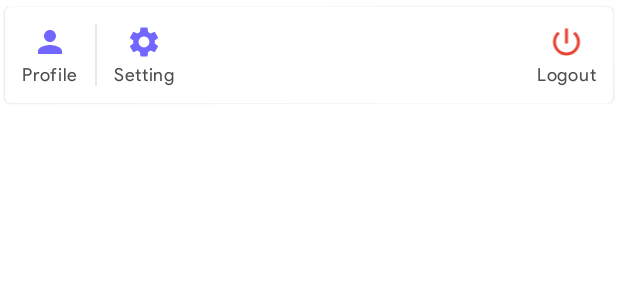
After one commit to pravinkakde003/SMART, an Android app: the layout profile_menu_items.xml on its own in the app's theme, with its tools: preview values and no code run, on a phone screen of 412 x 824 dp. The commit adds this screen. Shown: the top 300 px of the screen. Run offline under Robolectric (Android 15) with nearby library versions, the phone set to English and light mode, and no system bars.

Commit message:
Completed Dashboard profile menu options

```diff
--- /dev/null
+++ b/app/src/main/res/drawable/ic_baseline_close_24.xml
@@ -0,0 +1,5 @@
+<vector android:height="24dp" android:tint="#000000"
+    android:viewportHeight="24" android:viewportWidth="24"
+    android:width="24dp" xmlns:android="http://schemas.android.com/apk/res/android">
+    <path android:fillColor="@android:color/white" android:pathData="M19,6.41L17.59,5 12,10.59 6.41,5 5,6.41 10.59,12 5,17.59 6.41,19 12,13.41 17.59,19 19,17.59 13.41,12z"/>
+</vector>
--- /dev/null
+++ b/app/src/main/res/drawable/ic_baseline_power_settings_new_24.xml
@@ -0,0 +1,5 @@
+<vector android:height="24dp" android:tint="#000000"
+    android:viewportHeight="24" android:viewportWidth="24"
+    android:width="24dp" xmlns:android="http://schemas.android.com/apk/res/android">
+    <path android:fillColor="@android:color/white" android:pathData="M13,3h-2v10h2L13,3zM17.83,5.17l-1.42,1.42C17.99,7.86 19,9.81 19,12c0,3.87 -3.13,7 -7,7s-7,-3.13 -7,-7c0,-2.19 1.01,-4.14 2.58,-5.42L6.17,5.17C4.23,6.82 3,9.26 3,12c0,4.97 4.03,9 9,9s9,-4.03 9,-9c0,-2.74 -1.23,-5.18 -3.17,-6.83z"/>
+</vector>
--- /dev/null
+++ b/app/src/main/res/drawable/ic_baseline_settings_24.xml
@@ -0,0 +1,5 @@
+<vector android:height="24dp" android:tint="#000000"
+    android:viewportHeight="24" android:viewportWidth="24"
+    android:width="24dp" xmlns:android="http://schemas.android.com/apk/res/android">
+    <path android:fillColor="@android:color/white" android:pathData="M19.14,12.94c0.04,-0.3 0.06,-0.61 0.06,-0.94c0,-0.32 -0.02,-0.64 -0.07,-0.94l2.03,-1.58c0.18,-0.14 0.23,-0.41 0.12,-0.61l-1.92,-3.32c-0.12,-0.22 -0.37,-0.29 -0.59,-0.22l-2.39,0.96c-0.5,-0.38 -1.03,-0.7 -1.62,-0.94L14.4,2.81c-0.04,-0.24 -0.24,-0.41 -0.48,-0.41h-3.84c-0.24,0 -0.43,0.17 -0.47,0.41L9.25,5.35C8.66,5.59 8.12,5.92 7.63,6.29L5.24,5.33c-0.22,-0.08 -0.47,0 -0.59,0.22L2.74,8.87C2.62,9.08 2.66,9.34 2.86,9.48l2.03,1.58C4.84,11.36 4.8,11.69 4.8,12s0.02,0.64 0.07,0.94l-2.03,1.58c-0.18,0.14 -0.23,0.41 -0.12,0.61l1.92,3.32c0.12,0.22 0.37,0.29 0.59,0.22l2.39,-0.96c0.5,0.38 1.03,0.7 1.62,0.94l0.36,2.54c0.05,0.24 0.24,0.41 0.48,0.41h3.84c0.24,0 0.44,-0.17 0.47,-0.41l0.36,-2.54c0.59,-0.24 1.13,-0.56 1.62,-0.94l2.39,0.96c0.22,0.08 0.47,0 0.59,-0.22l1.92,-3.32c0.12,-0.22 0.07,-0.47 -0.12,-0.61L19.14,12.94zM12,15.6c-1.98,0 -3.6,-1.62 -3.6,-3.6s1.62,-3.6 3.6,-3.6s3.6,1.62 3.6,3.6S13.98,15.6 12,15.6z"/>
+</vector>
--- a/app/src/main/res/layout/dashboard_toolbar_layout.xml
+++ b/app/src/main/res/layout/dashboard_toolbar_layout.xml
@@ -24,6 +24,7 @@
             android:clickable="true">
 
             <com.google.android.material.imageview.ShapeableImageView
+                android:id="@+id/profileImage"
                 android:layout_width="24dp"
                 android:layout_height="24dp"
                 android:layout_gravity="center"
--- /dev/null
+++ b/app/src/main/res/layout/profile_menu_items.xml
@@ -0,0 +1,136 @@
+<?xml version="1.0" encoding="utf-8"?>
+<com.google.android.material.card.MaterialCardView xmlns:android="http://schemas.android.com/apk/res/android"
+    xmlns:app="http://schemas.android.com/apk/res-auto"
+    android:layout_width="match_parent"
+    android:layout_height="wrap_content"
+    app:cardUseCompatPadding="true"
+    android:elevation="12dp">
+
+    <androidx.constraintlayout.widget.ConstraintLayout
+        android:layout_width="match_parent"
+        android:layout_height="wrap_content"
+        android:background="@color/white">
+
+        <androidx.constraintlayout.widget.ConstraintLayout
+            android:id="@+id/profileLayout"
+            android:layout_width="0dp"
+            android:layout_height="wrap_content"
+            android:clickable="true"
+            android:focusable="true"
+            android:foreground="?attr/selectableItemBackground"
+            android:padding="12dp"
+            app:layout_constraintStart_toStartOf="parent"
+            app:layout_constraintTop_toTopOf="parent">
+
+            <com.google.android.material.imageview.ShapeableImageView
+                android:id="@+id/imageViewMenuProfile"
+                android:layout_width="wrap_content"
+                android:layout_height="24dp"
+                android:layout_gravity="center"
+                android:src="@drawable/ic_baseline_person_24"
+                android:tint="@color/primary_color"
+                app:layout_constraintEnd_toEndOf="parent"
+                app:layout_constraintStart_toStartOf="parent"
+                app:layout_constraintTop_toTopOf="parent" />
+
+            <com.google.android.material.textview.MaterialTextView
+                android:id="@+id/txtDescriptionProfile"
+                style="@style/AppSmallTextStyle"
+                android:layout_width="wrap_content"
+                android:layout_height="wrap_content"
+                android:layout_marginTop="2dp"
+                android:text="@string/profile"
+                android:textColor="@color/gray_variant"
+                android:textSize="12sp"
+                app:layout_constraintEnd_toEndOf="parent"
+                app:layout_constraintStart_toStartOf="parent"
+                app:layout_constraintTop_toBottomOf="@id/imageViewMenuProfile" />
+
+        </androidx.constraintlayout.widget.ConstraintLayout>
+
+        <View
+            android:id="@+id/dividerOne"
+            android:layout_width="1dp"
+            android:layout_height="0dp"
+            android:layout_margin="12dp"
+            android:background="@color/gray_variant2"
+            app:layout_constraintBottom_toBottomOf="parent"
+            app:layout_constraintEnd_toStartOf="@id/settingLayout"
+            app:layout_constraintStart_toEndOf="@id/profileLayout"
+            app:layout_constraintTop_toTopOf="parent" />
+
+        <androidx.constraintlayout.widget.ConstraintLayout
+            android:id="@+id/settingLayout"
+            android:layout_width="0dp"
+            android:layout_height="wrap_content"
+            android:clickable="true"
+            android:focusable="true"
+            android:foreground="?attr/selectableItemBackground"
+            android:padding="12dp"
+            app:layout_constraintStart_toEndOf="@id/profileLayout"
+            app:layout_constraintTop_toTopOf="parent">
+
+            <com.google.android.material.imageview.ShapeableImageView
+                android:id="@+id/imageViewMenuSetting"
+                android:layout_width="0dp"
+                android:layout_height="wrap_content"
+                android:layout_gravity="center"
+                android:src="@drawable/ic_baseline_settings_24"
+                android:tint="@color/primary_color"
+                app:layout_constraintEnd_toEndOf="parent"
+                app:layout_constraintStart_toStartOf="parent"
+                app:layout_constraintTop_toTopOf="parent" />
+
+            <com.google.android.material.textview.MaterialTextView
+                android:id="@+id/txtDescriptionSetting"
+                style="@style/AppSmallTextStyle"
+                android:layout_width="wrap_content"
+                android:layout_height="wrap_content"
+                android:layout_marginTop="2dp"
+                android:text="@string/setting"
+                android:textColor="@color/gray_variant"
+                android:textSize="12sp"
+                app:layout_constraintEnd_toEndOf="parent"
+                app:layout_constraintStart_toStartOf="parent"
+                app:layout_constraintTop_toBottomOf="@id/imageViewMenuSetting" />
+        </androidx.constraintlayout.widget.ConstraintLayout>
+
+
+        <androidx.constraintlayout.widget.ConstraintLayout
+            android:id="@+id/logoutLayout"
+            android:layout_width="0dp"
+            android:layout_height="wrap_content"
+            android:clickable="true"
+            android:focusable="true"
+            android:foreground="?attr/selectableItemBackground"
+            android:padding="12dp"
+            app:layout_constraintEnd_toEndOf="parent"
+            app:layout_constraintTop_toTopOf="parent">
+
+            <com.google.android.material.imageview.ShapeableImageView
+                android:id="@+id/imageViewMenuLogout"
+                android:layout_width="0dp"
+                android:layout_height="wrap_content"
+                android:layout_gravity="center"
+                android:src="@drawable/ic_baseline_power_settings_new_24"
+                android:tint="@color/red"
+                app:layout_constraintEnd_toEndOf="parent"
+                app:layout_constraintStart_toStartOf="parent"
+                app:layout_constraintTop_toTopOf="parent" />
+
+            <com.google.android.material.textview.MaterialTextView
+                android:id="@+id/txtDescriptionLogout"
+                style="@style/AppSmallTextStyle"
+                android:layout_width="wrap_content"
+                android:layout_height="wrap_content"
+                android:layout_marginTop="2dp"
+                android:text="@string/logout"
+                android:textColor="@color/gray_variant"
+                android:textSize="12sp"
+                app:layout_constraintEnd_toEndOf="parent"
+                app:layout_constraintStart_toStartOf="parent"
+                app:layout_constraintTop_toBottomOf="@id/imageViewMenuLogout" />
+        </androidx.constraintlayout.widget.ConstraintLayout>
+    </androidx.constraintlayout.widget.ConstraintLayout>
+
+</com.google.android.material.card.MaterialCardView>
--- a/app/src/main/res/values/colors.xml
+++ b/app/src/main/res/values/colors.xml
@@ -12,4 +12,5 @@
     <color name="gray_variant">#4E4E4E</color>
     <color name="gray_variant2">#E8E8E9</color>
     <color name="app_background_blue">#F8F9FE</color>
+    <color name="red">#EA4335</color>
 </resources>
--- a/app/src/main/res/values/strings.xml
+++ b/app/src/main/res/values/strings.xml
@@ -40,4 +40,7 @@
     <string name="select_store">Select store</string>
 
     <string name="dashboard">Dashboard</string>
+    <string name="profile">Profile</string>
+    <string name="setting">Setting</string>
+    <string name="logout">Logout</string>
 </resources>
--- a/app/src/main/res/values/themes.xml
+++ b/app/src/main/res/values/themes.xml
@@ -104,6 +104,7 @@
         <item name="android:textColor">@color/black</item>
     </style>
 
+
     <style name="OnBoardingDescriptionTextStyle" parent="Base.TextAppearance.AppCompat">
         <item name="android:fontFamily">@font/product_sans_bold</item>
         <item name="fontFamily">@font/product_sans_bold</item>
@@ -118,6 +119,7 @@
         <item name="android:fontFamily">@font/product_sans_regular</item>
         <item name="fontFamily">@font/product_sans_regular</item>
         <item name="lineSpacing">2dp</item>
+        <item name="android:letterSpacing">0.04</item>
         <item name="android:textColor">@color/gray_variant</item>
         <item name="android:textSize">@dimen/abc_text_size_small_material</item>
     </style>
```
Also changed, not shown: app/src/main/java/com/user/smart/utils/AppUtils.kt (added, +33 -0 lines), app/src/main/java/com/user/smart/views/activity/DashboardActivity.kt (+24 -1 lines), app/src/main/res/layout/activity_dashboard.xml (+21 -2 lines).
